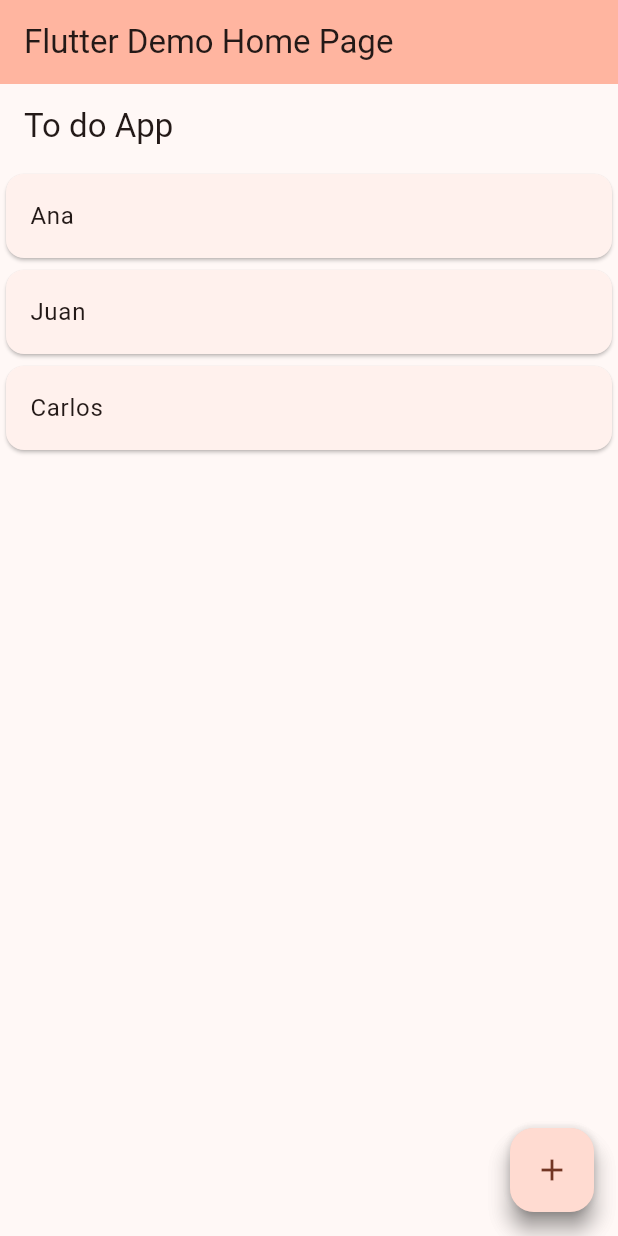
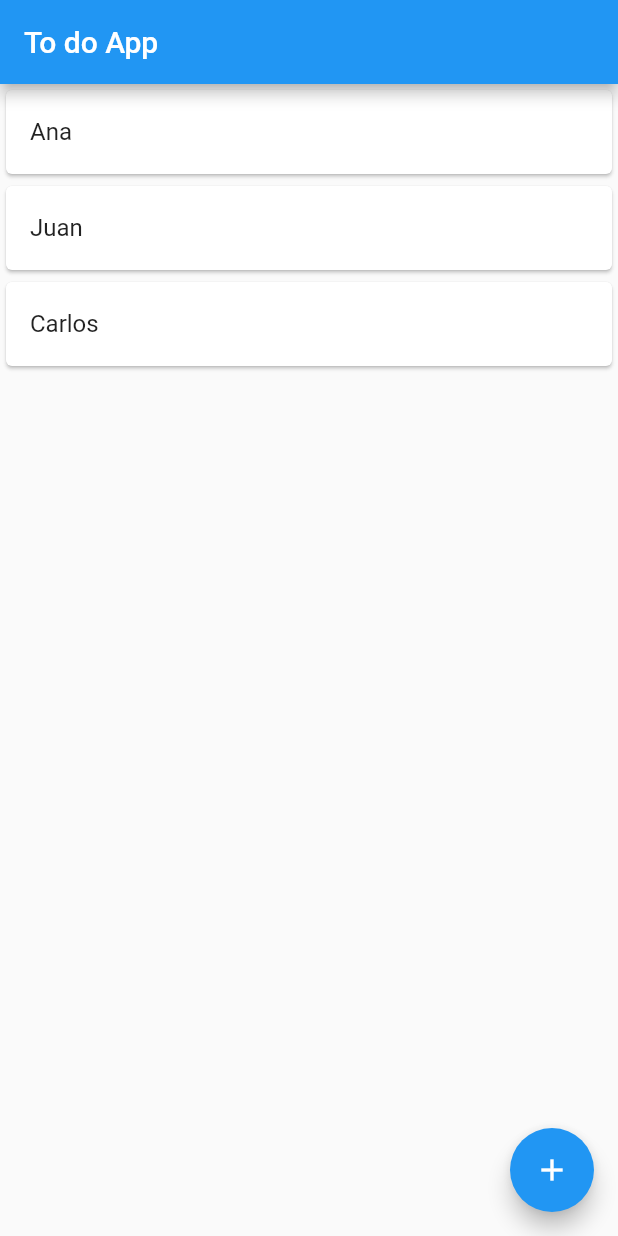
Before and after one commit to Bolshevik1903/FlutterDemo, a Flutter app: the screen it shows after launch, after a tap on the "add" icon, on a phone screen of 412 x 824 dp. Run offline on Flutter 3.47's test engine with Material 2 defaults, Android fonts, the phone set to English and light mode, and no system bars.

Commit message:
Changed main.dart and AndroidManifest

```diff
--- a/lib/main.dart
+++ b/lib/main.dart
@@ -1,53 +1,17 @@
 import 'package:flutter/material.dart';
 import 'package:todo/pages/todo_list.dart';
+
 void main() {
   runApp(const MyApp());
 }
+
 class MyApp extends StatelessWidget {
   const MyApp({super.key});
   @override
   Widget build(BuildContext context) {
     return MaterialApp(
-      title: 'Flutter ToDo',
-      theme: ThemeData(
-        colorScheme: ColorScheme.fromSeed(seedColor: Colors.deepOrange),
-        useMaterial3: true,
-      ),
-      home: const MyHomePage(title: 'Flutter Demo Home Page'),
-    );
-  }
-}
-
-class MyHomePage extends StatefulWidget {
-  const MyHomePage({super.key, required this.title});
-  final String title;
-  @override
-  State<MyHomePage> createState() => _MyHomePageState();
-}
-
-class _MyHomePageState extends State<MyHomePage> {
-  int _counter = 0;
-  void _incrementCounter() {
-    setState(() {
-      _counter++;
-    });
-  }
-
-  @override
-  Widget build(BuildContext context) {
-    return Scaffold(
-      appBar: AppBar(
-        backgroundColor: Theme.of(context).colorScheme.inversePrimary,
-        title: Text(widget.title),
-      ),
-      body: Center(
-        child:
-         TodoList()
-      ),
-      floatingActionButton: FloatingActionButton(
-        onPressed: _incrementCounter,
-        tooltip: 'Increment',
-        child: const Icon(Icons.add),
+      home: Scaffold(
+        body: Center(child: TodoList()),
       ),
     );
   }
```
Also changed, not shown: 3 other files.
